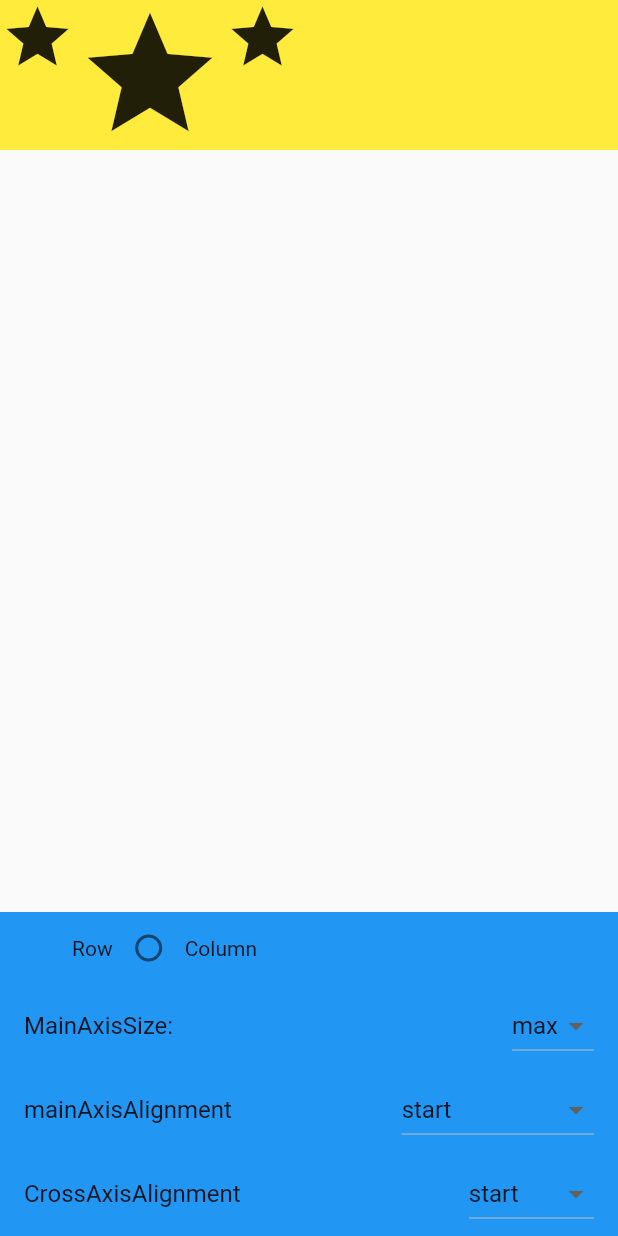
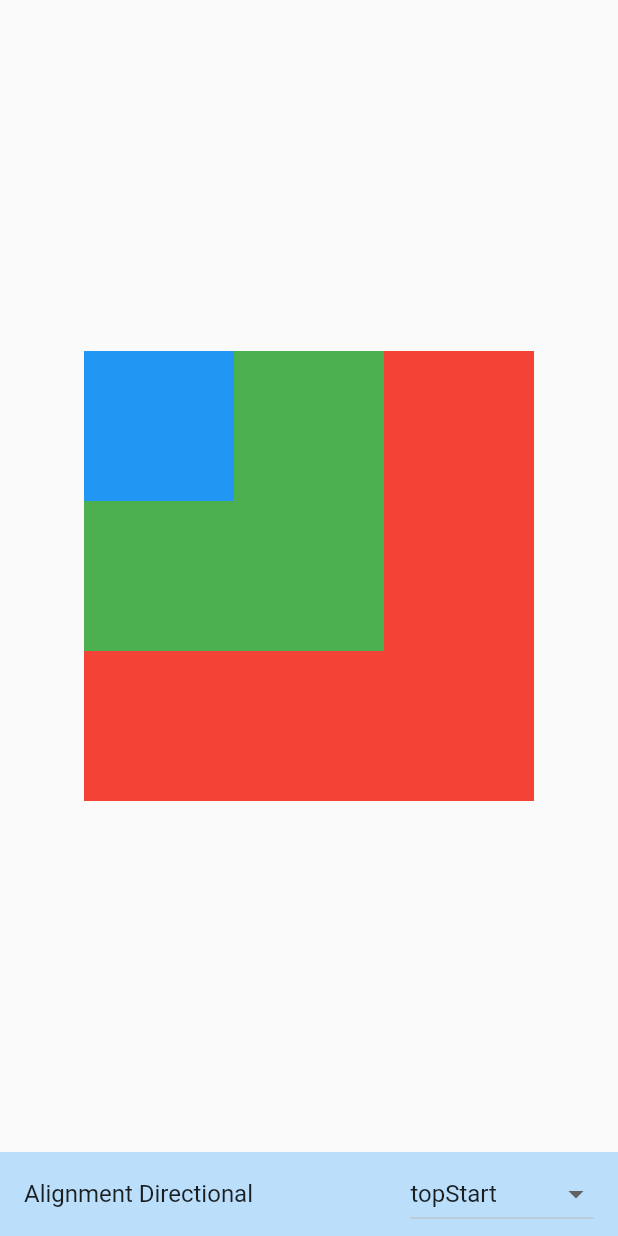
Before and after one commit to WaiYanHtun11/flutter_basic_app, a Flutter app: the screen it shows after launch, on a phone screen of 412 x 824 dp. Run offline on Flutter 3.47's test engine with Material 2 defaults, Android fonts, the light colour scheme and no system bars; our stand-ins replace cached_network_image, extended_image, fluttertoast, new_gradient_app_bar, transparent_image.

Commit message:
Merge remote-tracking branch 'origin/master'

```diff
--- /dev/null
+++ b/lib/layouts/stack.dart
@@ -0,0 +1,82 @@
+import 'package:flutter/material.dart';
+class StackExample extends StatefulWidget {
+  const StackExample({Key? key}) : super(key: key);
+
+  @override
+  State<StackExample> createState() => _StackExampleState();
+}
+
+class _StackExampleState extends State<StackExample> {
+
+  AlignmentDirectional _alignmentDirectional = AlignmentDirectional.topStart;
+  @override
+  Widget build(BuildContext context) {
+    return Scaffold(
+      body: Center(
+        child: Stack(
+          alignment: _alignmentDirectional,
+          children: [
+            Container(
+              width: 300,
+              height: 300,
+              color: Colors.red,
+            ),
+            Container(
+              width: 200,
+              height: 200,
+              color: Colors.green,
+            ),
+            Container(
+              width: 100,
+              height: 100,
+              color: Colors.blue,
+            )
+          ],
+        ),
+      ),
+      bottomNavigationBar: _getBottomBar(),
+    );
+  }
+
+  Widget _getBottomBar(){
+
+    const kAlignmentDirectionalValues = <String,AlignmentDirectional>{
+      "topStart" : AlignmentDirectional.topStart,
+      "topCenter": AlignmentDirectional.topCenter,
+      "topEnd": AlignmentDirectional.topEnd,
+      "centerStart": AlignmentDirectional.centerStart,
+      "center": AlignmentDirectional.center,
+      "centerEnd": AlignmentDirectional.centerEnd,
+      "bottomStart": AlignmentDirectional.bottomStart,
+      "bottomCenter": AlignmentDirectional.bottomCenter,
+      "bottomEnd": AlignmentDirectional.bottomEnd
+    };
+
+    return Material(
+      color: Theme.of(context).primaryColorLight,
+      child: Column(
+        mainAxisSize: MainAxisSize.min,
+        children: [
+          ListTile(
+            title: const Text("Alignment Directional"),
+            trailing: DropdownButton<AlignmentDirectional>(
+              value: _alignmentDirectional,
+              onChanged: (AlignmentDirectional? newVal){
+                if(newVal != null){
+                  setState(() {
+                    _alignmentDirectional = newVal;
+                  });
+                }
+              },
+              items: kAlignmentDirectionalValues.map(
+                      (String name, AlignmentDirectional val) => MapEntry(
+                          name, DropdownMenuItem(value: val,child: Text(name))
+                      )
+              ).values.toList(),
+            ),
+          )
+        ],
+      ),
+    );
+  }
+}
--- a/lib/main.dart
+++ b/lib/main.dart
@@ -1,6 +1,8 @@
 import 'package:flutter/material.dart';
 import 'package:flutter_basic_app/key_example.dart';
 import 'package:flutter_basic_app/layouts/row_column.dart';
+import 'package:flutter_basic_app/layouts/stack.dart';
+import 'package:flutter_basic_app/layouts/wrap.dart';
 import 'package:flutter_basic_app/widgets/button.dart';
 import 'package:flutter_basic_app/widgets/card.dart';
 import 'package:flutter_basic_app/widgets/gradient.dart';
@@ -13,6 +15,8 @@ import 'package:flutter_basic_app/widgets/text_form_field.dart';
 import 'package:flutter_basic_app/widgets/dropdown_button.dart';
 
 import 'layouts/container.dart';
+import 'layouts/expanded.dart';
+import 'layouts/fractionally_sized_box.dart';
 void main() {
   runApp(const MyApp());
 }
@@ -29,7 +33,7 @@ class MyApp extends StatelessWidget {
       theme: ThemeData(
         primarySwatch: Colors.blue,
       ),
-      home: const RowColumnExample(),
+      home: const StackExample(),
     );
   }
 }
```
Also changed, not shown: lib/layouts/expanded.dart (added, +45 -0 lines), lib/layouts/fractionally_sized_box.dart (added, +31 -0 lines), lib/layouts/wrap.dart (added, +34 -0 lines).
